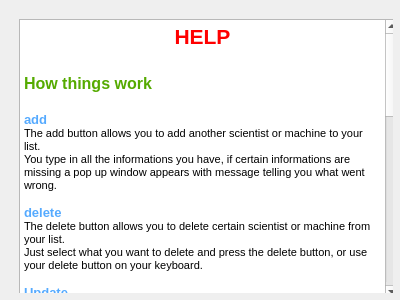
Old version of the form vika3/dialogues/help.ui in the repository editomars/VLN1_h22.
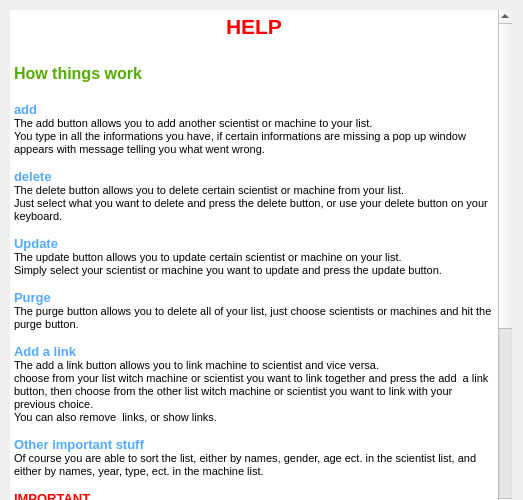
New version of the form. Icons and pictures are not drawn.

Commit message: baeti vid virkni i help glugga, asamt tvhi ad laga musarbendla her og thar

The edit to the form file:
```diff
--- a/vika3/dialogues/help.ui
+++ b/vika3/dialogues/help.ui
@@ -6,49 +6,63 @@
    <rect>
     <x>0</x>
     <y>0</y>
-    <width>400</width>
-    <height>300</height>
+    <width>523</width>
+    <height>500</height>
    </rect>
   </property>
-  <property name="minimumSize">
-   <size>
-    <width>400</width>
-    <height>300</height>
-   </size>
-  </property>
-  <property name="maximumSize">
-   <size>
-    <width>400</width>
-    <height>300</height>
-   </size>
-  </property>
   <property name="windowTitle">
    <string>Dialog</string>
   </property>
-  <widget class="QFrame" name="verticalFrame">
+  <property name="windowIcon">
+   <iconset>
+    <selectedon>:/Icons/help-icon-7.png</selectedon>
+   </iconset>
+  </property>
+  <property name="modal">
+   <bool>false</bool>
+  </property>
+  <widget class="QWidget" name="verticalLayoutWidget">
    <property name="geometry">
     <rect>
      <x>10</x>
      <y>10</y>
-     <width>383</width>
-     <height>283</height>
+     <width>502</width>
+     <height>502</height>
     </rect>
    </property>
-   <layout class="QVBoxLayout" name="verticalLayout">
+   <layout class="QVBoxLayout" name="verticalLayout_2">
+    <property name="sizeConstraint">
+     <enum>QLayout::SetNoConstraint</enum>
+    </property>
+    <property name="topMargin">
+     <number>0</number>
+    </property>
     <item>
      <widget class="QTextBrowser" name="textBrowser">
+      <property name="sizePolicy">
+       <sizepolicy hsizetype="Expanding" vsizetype="Fixed">
+        <horstretch>0</horstretch>
+        <verstretch>0</verstretch>
+       </sizepolicy>
+      </property>
       <property name="minimumSize">
        <size>
-        <width>381</width>
-        <height>281</height>
+        <width>400</width>
+        <height>500</height>
        </size>
       </property>
       <property name="maximumSize">
        <size>
-        <width>381</width>
-        <height>281</height>
+        <width>800</width>
+        <height>800</height>
        </size>
       </property>
+      <property name="frameShape">
+       <enum>QFrame::NoFrame</enum>
+      </property>
+      <property name="sizeAdjustPolicy">
+       <enum>QAbstractScrollArea::AdjustIgnored</enum>
+      </property>
       <property name="html">
        <string>&lt;!DOCTYPE HTML PUBLIC &quot;-//W3C//DTD HTML 4.0//EN&quot; &quot;http://www.w3.org/TR/REC-html40/strict.dtd&quot;&gt;
 &lt;html&gt;&lt;head&gt;&lt;meta name=&quot;qrichtext&quot; content=&quot;1&quot; /&gt;&lt;style type=&quot;text/css&quot;&gt;
@@ -85,13 +99,15 @@
 &lt;p style=&quot; margin-top:0px; margin-bottom:0px; margin-left:0px; margin-right:0px; -qt-block-indent:0; text-indent:0px;&quot;&gt;&lt;span style=&quot; font-size:10pt; font-weight:600; color:#ff0000;&quot;&gt;do NOT press the red button that sais &amp;quot;&lt;/span&gt;&lt;span style=&quot; font-size:10pt; font-style:italic; color:#ff0000;&quot;&gt;WARNING!!! DO NOT PRESS  THIS BUTTON&lt;/span&gt;&lt;span style=&quot; font-size:10pt; font-weight:600; color:#ff0000;&quot;&gt;&amp;quot;. &lt;br /&gt;&lt;/span&gt;&lt;span style=&quot; font-size:10pt; color:#ff0000;&quot;&gt;If you really want to press it, do it. But we warned you. You can not press charges because of your own curiosity.&lt;/span&gt;&lt;/p&gt;
 &lt;p style=&quot;-qt-paragraph-type:empty; margin-top:0px; margin-bottom:0px; margin-left:0px; margin-right:0px; -qt-block-indent:0; text-indent:0px; font-size:10pt; color:#ff0000;&quot;&gt;&lt;br /&gt;&lt;/p&gt;
 &lt;p style=&quot; margin-top:0px; margin-bottom:0px; margin-left:0px; margin-right:0px; -qt-block-indent:0; text-indent:0px;&quot;&gt;&lt;span style=&quot; font-size:12pt; font-weight:600; color:#55aa7f;&quot;&gt;Keyboard Shortcuts&lt;/span&gt;&lt;/p&gt;
-&lt;p style=&quot; margin-top:0px; margin-bottom:0px; margin-left:0px; margin-right:0px; -qt-block-indent:0; text-indent:0px;&quot;&gt;&lt;span style=&quot; font-size:10pt; color:#55aaff;&quot;&gt;Delete&lt;/span&gt;&lt;span style=&quot; font-size:10pt; color:#000000;&quot;&gt; : delete&lt;/span&gt;&lt;/p&gt;
-&lt;p style=&quot; margin-top:0px; margin-bottom:0px; margin-left:0px; margin-right:0px; -qt-block-indent:0; text-indent:0px;&quot;&gt;&lt;span style=&quot; font-size:10pt; color:#55aaff;&quot;&gt;Esc&lt;/span&gt;&lt;span style=&quot; font-size:10pt; color:#000000;&quot;&gt; : quit program&lt;/span&gt;&lt;/p&gt;
-&lt;p style=&quot; margin-top:0px; margin-bottom:0px; margin-left:0px; margin-right:0px; -qt-block-indent:0; text-indent:0px;&quot;&gt;&lt;span style=&quot; font-size:10pt; color:#55aaff;&quot;&gt;ctrl + L&lt;/span&gt;&lt;span style=&quot; font-size:10pt;&quot;&gt; :  add a link&lt;/span&gt;&lt;/p&gt;
-&lt;p style=&quot; margin-top:0px; margin-bottom:0px; margin-left:0px; margin-right:0px; -qt-block-indent:0; text-indent:0px;&quot;&gt;&lt;span style=&quot; font-size:10pt; color:#55aaff;&quot;&gt;ctrl + S&lt;/span&gt;&lt;span style=&quot; font-size:10pt;&quot;&gt; :  show links&lt;/span&gt;&lt;/p&gt;
-&lt;p style=&quot; margin-top:0px; margin-bottom:0px; margin-left:0px; margin-right:0px; -qt-block-indent:0; text-indent:0px;&quot;&gt;&lt;span style=&quot; font-size:10pt; color:#55aaff;&quot;&gt;ctrl + R &lt;/span&gt;&lt;span style=&quot; font-size:10pt;&quot;&gt;:  remove link&lt;/span&gt;&lt;/p&gt;
-&lt;p style=&quot; margin-top:0px; margin-bottom:0px; margin-left:0px; margin-right:0px; -qt-block-indent:0; text-indent:0px;&quot;&gt;&lt;span style=&quot; font-size:10pt; color:#55aaff;&quot;&gt;left arrow&lt;/span&gt;&lt;span style=&quot; font-size:10pt;&quot;&gt; : go to the right tab&lt;/span&gt;&lt;/p&gt;
-&lt;p style=&quot; margin-top:0px; margin-bottom:0px; margin-left:0px; margin-right:0px; -qt-block-indent:0; text-indent:0px;&quot;&gt;&lt;span style=&quot; font-size:10pt; color:#55aaff;&quot;&gt;right arrow&lt;/span&gt;&lt;span style=&quot; font-size:10pt;&quot;&gt; : go to the  left tab&lt;/span&gt;&lt;/p&gt;
+&lt;p style=&quot;-qt-paragraph-type:empty; margin-top:0px; margin-bottom:0px; margin-left:0px; margin-right:0px; -qt-block-indent:0; text-indent:0px;&quot;&gt;&lt;br /&gt;&lt;/p&gt;
+&lt;p style=&quot; margin-top:0px; margin-bottom:0px; margin-left:0px; margin-right:0px; -qt-block-indent:0; text-indent:0px;&quot;&gt;&lt;span style=&quot; font-size:10pt; color:#55aaff;&quot;&gt;Esc    &lt;/span&gt;&lt;span style=&quot; font-size:10pt; color:#000000;&quot;&gt;        : quit program&lt;/span&gt;&lt;/p&gt;
+&lt;p style=&quot; margin-top:0px; margin-bottom:0px; margin-left:0px; margin-right:0px; -qt-block-indent:0; text-indent:0px;&quot;&gt;&lt;span style=&quot; font-size:10pt; color:#55aaff;&quot;&gt;f5              &lt;/span&gt;&lt;span style=&quot; font-size:10pt; color:#000000;&quot;&gt;: refresh&lt;/span&gt;&lt;/p&gt;
+&lt;p style=&quot; margin-top:0px; margin-bottom:0px; margin-left:0px; margin-right:0px; -qt-block-indent:0; text-indent:0px;&quot;&gt;&lt;span style=&quot; font-size:10pt; color:#55aaff;&quot;&gt;Delete&lt;/span&gt;&lt;span style=&quot; font-size:10pt; color:#000000;&quot;&gt;        : delete&lt;/span&gt;&lt;/p&gt;
+&lt;p style=&quot; margin-top:0px; margin-bottom:0px; margin-left:0px; margin-right:0px; -qt-block-indent:0; text-indent:0px;&quot;&gt;&lt;span style=&quot; font-size:10pt; color:#55aaff;&quot;&gt;ctrl + L&lt;/span&gt;&lt;span style=&quot; font-size:10pt;&quot;&gt;       :  add a link&lt;/span&gt;&lt;/p&gt;
+&lt;p style=&quot; margin-top:0px; margin-bottom:0px; margin-left:0px; margin-right:0px; -qt-block-indent:0; text-indent:0px;&quot;&gt;&lt;span style=&quot; font-size:10pt; color:#55aaff;&quot;&gt;ctrl + S&lt;/span&gt;&lt;span style=&quot; font-size:10pt;&quot;&gt;       :  show links&lt;/span&gt;&lt;/p&gt;
+&lt;p style=&quot; margin-top:0px; margin-bottom:0px; margin-left:0px; margin-right:0px; -qt-block-indent:0; text-indent:0px;&quot;&gt;&lt;span style=&quot; font-size:10pt; color:#55aaff;&quot;&gt;ctrl + R       &lt;/span&gt;&lt;span style=&quot; font-size:10pt;&quot;&gt;:  remove link&lt;/span&gt;&lt;/p&gt;
+&lt;p style=&quot; margin-top:0px; margin-bottom:0px; margin-left:0px; margin-right:0px; -qt-block-indent:0; text-indent:0px;&quot;&gt;&lt;span style=&quot; font-size:10pt; color:#55aaff;&quot;&gt;left arrow&lt;/span&gt;&lt;span style=&quot; font-size:10pt;&quot;&gt;    : go to the right tab&lt;/span&gt;&lt;/p&gt;
+&lt;p style=&quot; margin-top:0px; margin-bottom:0px; margin-left:0px; margin-right:0px; -qt-block-indent:0; text-indent:0px;&quot;&gt;&lt;span style=&quot; font-size:10pt; color:#55aaff;&quot;&gt;right arrow&lt;/span&gt;&lt;span style=&quot; font-size:10pt;&quot;&gt;  : go to the  left tab&lt;/span&gt;&lt;/p&gt;
 &lt;p style=&quot;-qt-paragraph-type:empty; margin-top:0px; margin-bottom:0px; margin-left:0px; margin-right:0px; -qt-block-indent:0; text-indent:0px; font-size:10pt; font-weight:600; color:#55aa7f;&quot;&gt;&lt;br /&gt;&lt;/p&gt;
 &lt;p style=&quot;-qt-paragraph-type:empty; margin-top:0px; margin-bottom:0px; margin-left:0px; margin-right:0px; -qt-block-indent:0; text-indent:0px; font-size:8pt; color:#000000;&quot;&gt;&lt;br /&gt;&lt;/p&gt;
 &lt;p style=&quot;-qt-paragraph-type:empty; margin-top:0px; margin-bottom:0px; margin-left:0px; margin-right:0px; -qt-block-indent:0; text-indent:0px; font-size:8pt; color:#000000;&quot;&gt;&lt;br /&gt;&lt;/p&gt;
```
The commit also changes 9 other files.
